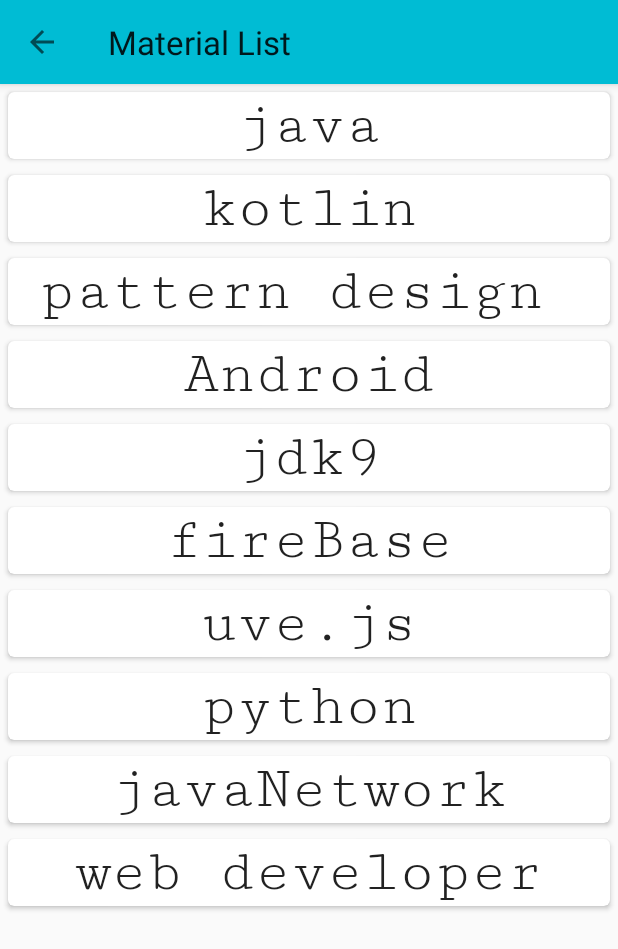
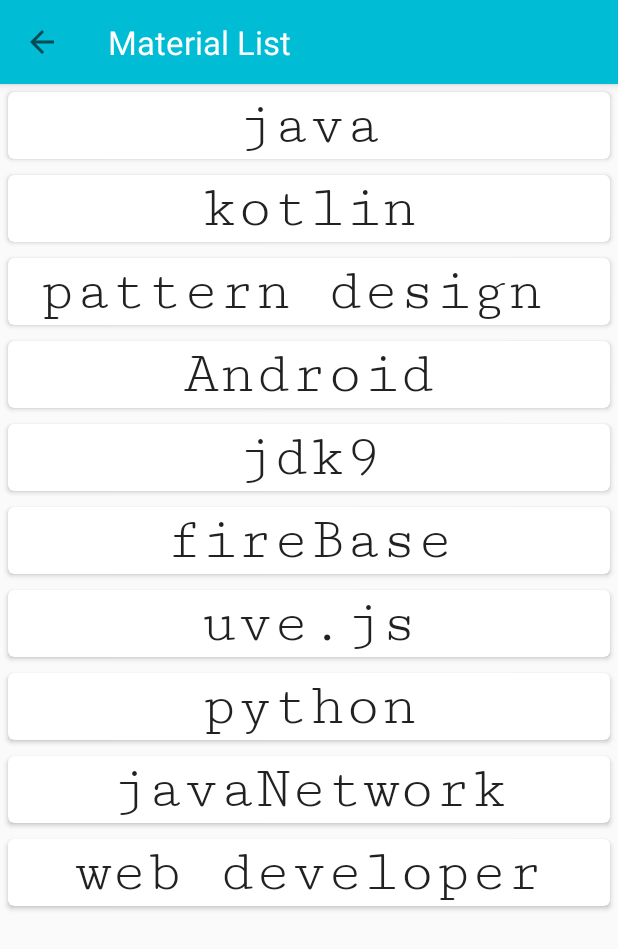
Before and after one commit to abdulrahmanabdullah/priorityTaskDemo6-javaCode, an Android app: the MaterialTarget screen opened directly, with no data from a screen before it, on a phone screen of 412 x 824 dp. Shown: the top 949 px of the screen. Run offline under Robolectric (Android 15) with nearby library versions, the phone set to English and light mode, and no system bars.

Commit message:
create new ToolbarTheme in style.xml , for text color .

```diff
--- a/app/src/main/res/layout/activity_material_target.xml
+++ b/app/src/main/res/layout/activity_material_target.xml
@@ -17,9 +17,11 @@
             android:layout_width="match_parent"
             android:elevation="4dp"
             android:layout_height="?attr/actionBarSize"
-            android:background="?attr/colorPrimary"
+            android:background="@color/colorPrimary"
+            android:theme="@style/ToolbarTheme"
             app:titleTextAppearance="?android:attr/textAppearanceLarge"
             app:popupTheme="@style/AppTheme.PopupOverlay" />
+
     </android.support.design.widget.AppBarLayout>
 
     <android.support.v7.widget.RecyclerView
--- a/app/src/main/res/values/styles.xml
+++ b/app/src/main/res/values/styles.xml
@@ -10,4 +10,9 @@
 
     <style name="AppTheme.PopupOverlay" parent="ThemeOverlay.AppCompat.Light" />
 
+    <style name="ToolbarTheme" parent="Theme.AppCompat.Light">
+        <!-- Text color  toolbar -->
+        <item name="android:textColorPrimary">@android:color/white</item>
+
+    </style>
 </resources>
```
